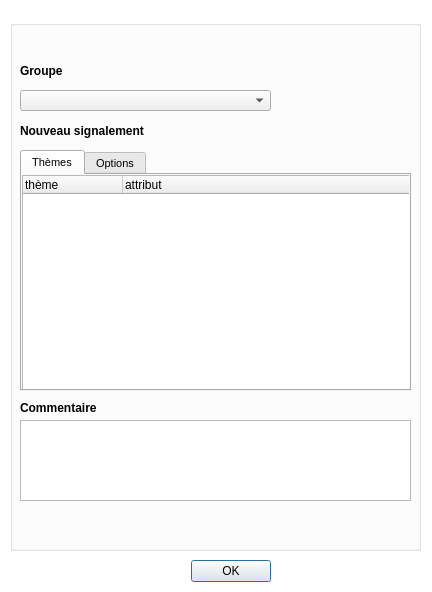
First picture: the form in FormCreateReport_base.ui, repository IGNF/espace-collaboratif-qgis-plugin, before the edit.
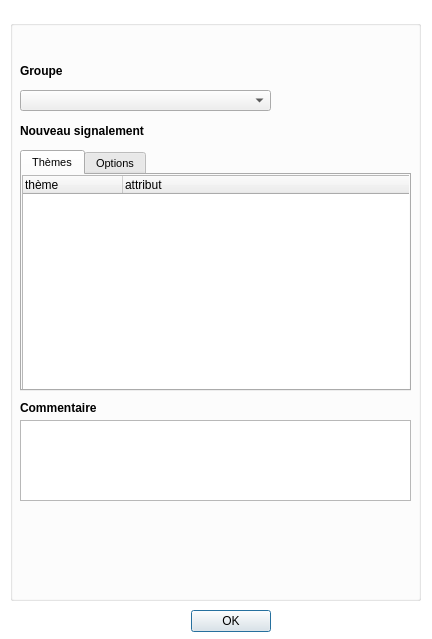
Second picture: the form after the edit. Icons and pictures are not drawn.

```diff
--- a/FormCreateReport_base.ui
+++ b/FormCreateReport_base.ui
@@ -7,7 +7,7 @@
     <x>0</x>
     <y>0</y>
     <width>432</width>
-    <height>592</height>
+    <height>639</height>
    </rect>
   </property>
   <property name="font">
@@ -34,7 +34,7 @@
      <x>10</x>
      <y>20</y>
      <width>411</width>
-     <height>531</height>
+     <height>581</height>
     </rect>
    </property>
    <property name="font">
@@ -242,7 +242,7 @@
       <x>10</x>
       <y>480</y>
       <width>391</width>
-      <height>31</height>
+      <height>101</height>
      </rect>
     </property>
     <property name="text">
@@ -284,7 +284,7 @@
    <property name="geometry">
     <rect>
      <x>170</x>
-     <y>560</y>
+     <y>610</y>
      <width>101</width>
      <height>23</height>
     </rect>
```
